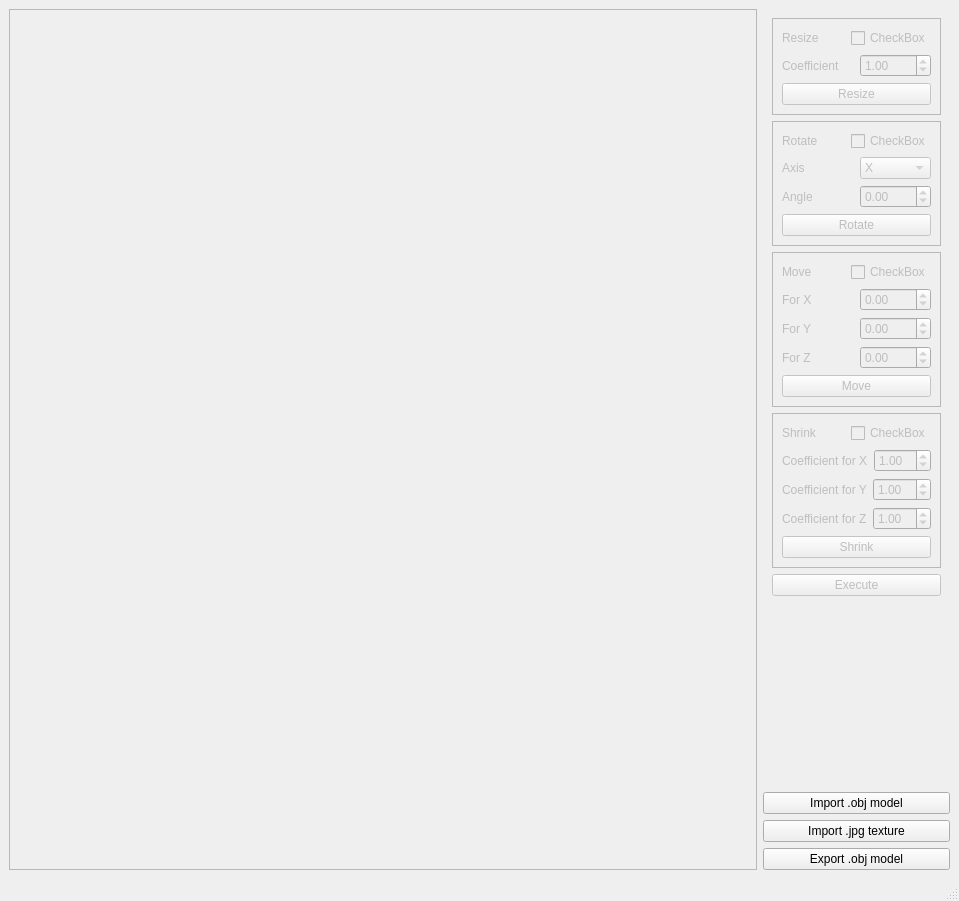
The window that resources/gui/gui_1.ui (quicklybly/3d-viewer) describes before a commit, drawn with Qt 5.
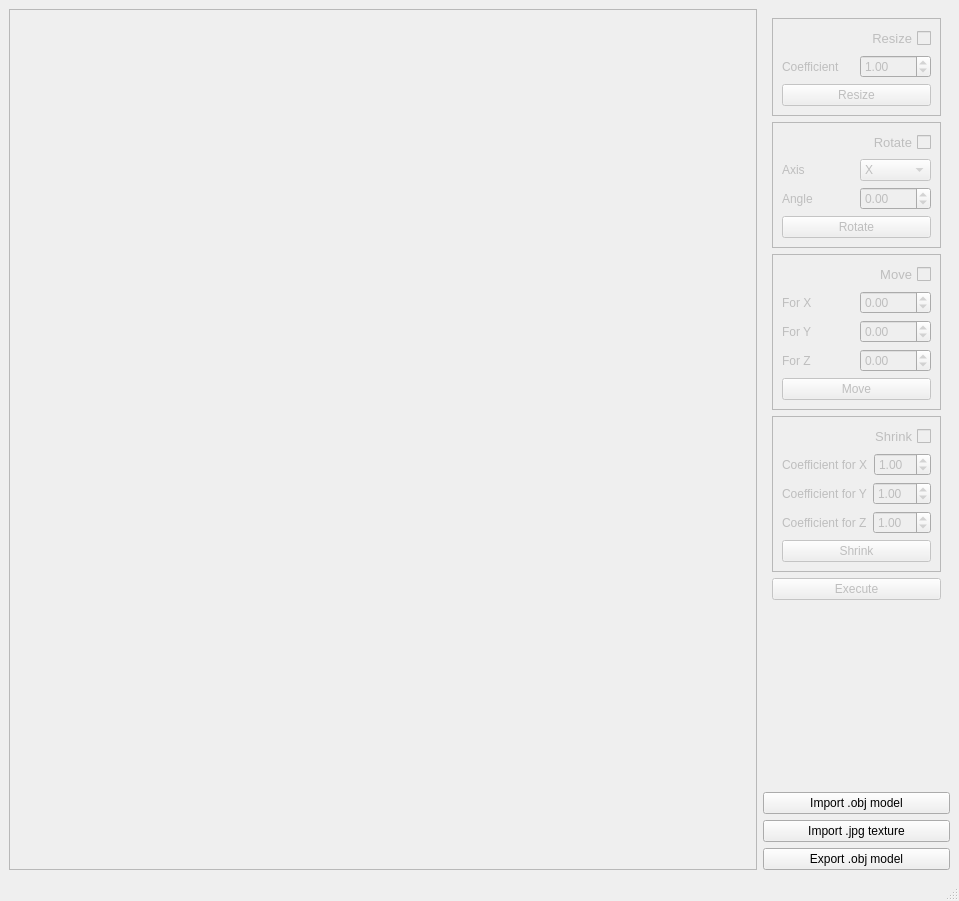
The same window after the commit.

Diff of the .ui file:
```diff
--- a/resources/gui/gui_1.ui
+++ b/resources/gui/gui_1.ui
@@ -69,17 +69,18 @@
                <layout class="QVBoxLayout" name="verticalLayout_2">
                 <item>
                  <layout class="QHBoxLayout" name="horizontalLayout_3">
-                  <item>
-                   <widget class="QLabel" name="label">
-                    <property name="text">
-                     <string>Resize</string>
-                    </property>
-                   </widget>
-                  </item>
                   <item>
                    <widget class="QCheckBox" name="resize_cb">
+                    <property name="font">
+                     <font>
+                      <pointsize>10</pointsize>
+                     </font>
+                    </property>
+                    <property name="layoutDirection">
+                     <enum>Qt::RightToLeft</enum>
+                    </property>
                     <property name="text">
-                     <string>CheckBox</string>
+                     <string>Resize</string>
                     </property>
                    </widget>
                   </item>
@@ -131,17 +132,18 @@
                <layout class="QVBoxLayout" name="verticalLayout_5">
                 <item>
                  <layout class="QHBoxLayout" name="horizontalLayout_5">
-                  <item>
-                   <widget class="QLabel" name="label_14">
-                    <property name="text">
-                     <string>Rotate</string>
-                    </property>
-                   </widget>
-                  </item>
                   <item>
                    <widget class="QCheckBox" name="rotate_cb">
+                    <property name="font">
+                     <font>
+                      <pointsize>10</pointsize>
+                     </font>
+                    </property>
+                    <property name="layoutDirection">
+                     <enum>Qt::RightToLeft</enum>
+                    </property>
                     <property name="text">
-                     <string>CheckBox</string>
+                     <string>Rotate</string>
                     </property>
                    </widget>
                   </item>
@@ -223,17 +225,18 @@
                <layout class="QVBoxLayout" name="verticalLayout_6">
                 <item>
                  <layout class="QHBoxLayout" name="horizontalLayout_6">
-                  <item>
-                   <widget class="QLabel" name="label_17">
-                    <property name="text">
-                     <string>Move</string>
-                    </property>
-                   </widget>
-                  </item>
                   <item>
                    <widget class="QCheckBox" name="move_cb">
+                    <property name="font">
+                     <font>
+                      <pointsize>10</pointsize>
+                     </font>
+                    </property>
+                    <property name="layoutDirection">
+                     <enum>Qt::RightToLeft</enum>
+                    </property>
                     <property name="text">
-                     <string>CheckBox</string>
+                     <string>Move</string>
                     </property>
                    </widget>
                   </item>
@@ -327,17 +330,18 @@
                <layout class="QVBoxLayout" name="verticalLayout_4">
                 <item>
                  <layout class="QHBoxLayout" name="horizontalLayout_7">
-                  <item>
-                   <widget class="QLabel" name="label_10">
-                    <property name="text">
-                     <string>Shrink</string>
-                    </property>
-                   </widget>
-                  </item>
                   <item>
                    <widget class="QCheckBox" name="shrink_cb">
+                    <property name="font">
+                     <font>
+                      <pointsize>10</pointsize>
+                     </font>
+                    </property>
+                    <property name="layoutDirection">
+                     <enum>Qt::RightToLeft</enum>
+                    </property>
                     <property name="text">
-                     <string>CheckBox</string>
+                     <string>Shrink</string>
                     </property>
                    </widget>
                   </item>
```
Left out of the diff: 2 changed lines with no effect on the pictures.
